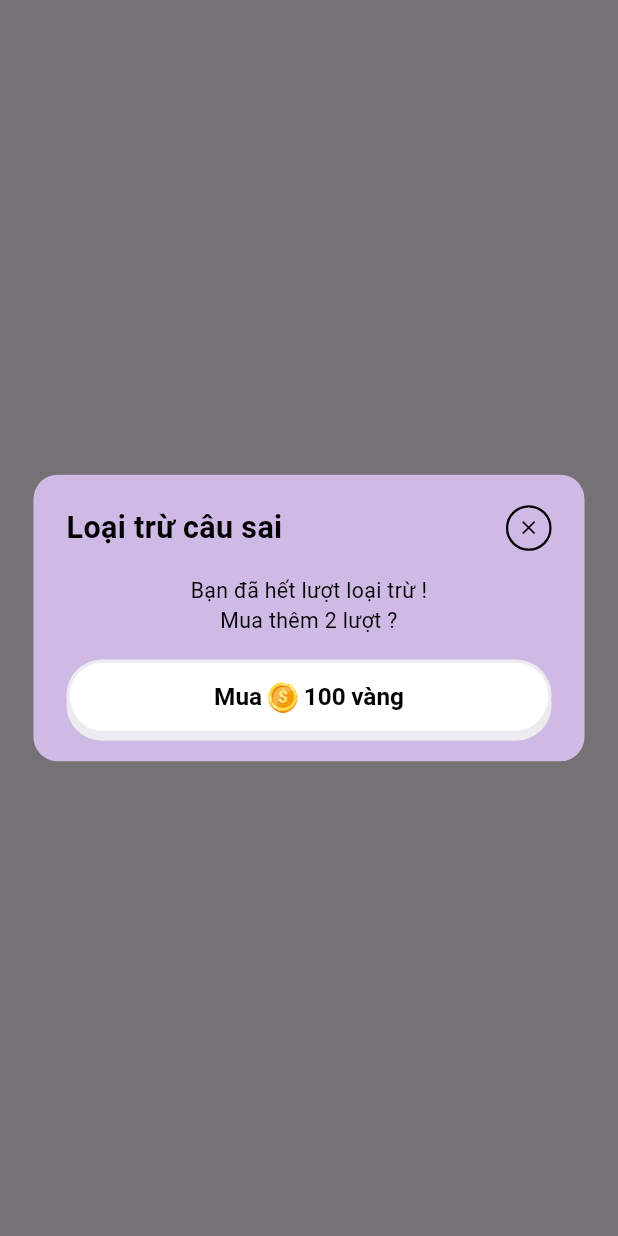
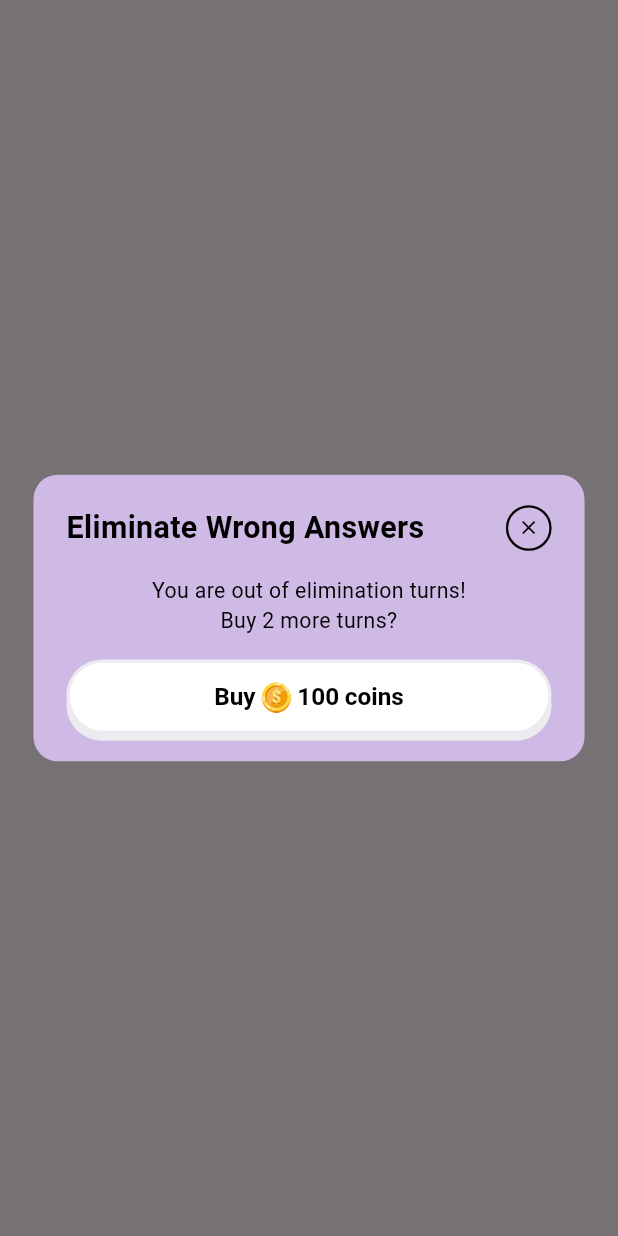
Before and after one commit to QuangAnhTr9s/quizz_app_with_level, a Flutter app: what showOutOfTurnsEliminateAnswer() shows on an empty page, opened directly with empty values, on a phone screen of 412 x 824 dp. Run offline on Flutter 3.47's test engine with Material 3 defaults, Android fonts, the light colour scheme and no system bars; our stand-ins replace cached_network_image, equatable, flutter_bloc, flutter_easyloading, flutter_screenutil, flutter_tts and 4 more; missing offline and left inert: in_app_purchase_android, in_app_purchase_storekit, page_flip_builder; accounts and stored records are empty.

Commit message:
change content of dialog to english

```diff
--- a/lib/feature/quizz/dialogs/dialog_services.dart
+++ b/lib/feature/quizz/dialogs/dialog_services.dart
@@ -24,8 +24,8 @@ class DialogService {
           ),
           insetPadding: REdgeInsets.symmetric(horizontal: 20.w),
           child: HeartContentDialog(
-            title: 'Loại trừ câu sai',
-            content: 'Bạn đã hết lượt loại trừ !\nMua thêm 2 lượt ?',
+            title: 'Eliminate Wrong Answers',
+            content: 'You are out of elimination turns!\nBuy 2 more turns?',
             price: 100,
             onTap: onTap,
           ),
@@ -49,8 +49,8 @@ class DialogService {
           ),
           insetPadding: REdgeInsets.symmetric(horizontal: 20.w),
           child: HeartContentDialog(
-            title: 'Đổi câu hỏi',
-            content: 'Bạn đã hết lượt đổi câu hỏi!\nMua thêm 2 lượt ?',
+            title: 'Change Question',
+            content: 'You are out of question change turns!\nBuy 2 more turns?',
             price: 100,
             onTap: onTap,
           ),
@@ -74,8 +74,8 @@ class DialogService {
           ),
           insetPadding: REdgeInsets.symmetric(horizontal: 20.w),
           child: HeartContentDialog(
-            title: 'Bạn còn 1 máu',
-            content: 'Bạn có muốn mua thêm 2 máu không ?',
+            title: 'You Have 1 Life Left',
+            content: 'Would you like to buy 2 more lives?',
             price: 100,
             onTap: onTap,
           ),
@@ -111,7 +111,7 @@ class DialogService {
                     mainAxisAlignment: MainAxisAlignment.spaceBetween,
                     children: [
                       Text(
-                        'Chúc mừng',
+                        'Congratulations',
                         textAlign: TextAlign.center,
                         style: TextStyle(
                           fontSize: 20.sp,
@@ -130,7 +130,7 @@ class DialogService {
                   Padding(
                     padding: EdgeInsets.symmetric(vertical: 16.sp),
                     child: Text(
-                      'Bạn đã trả lời đúng hết 20 câu hỏi',
+                      'You have correctly answered all 20 questions',
                       textAlign: TextAlign.center,
                       style: TextStyle(
                         fontSize: 14.sp,
@@ -148,7 +148,7 @@ class DialogService {
                     child: SizedBox(
                       width: double.maxFinite,
                       child: Text(
-                        'Chơi lại',
+                        'Play Again',
                         textAlign: TextAlign.center,
                         style: TextStyle(
                           fontSize: 16.sp,
@@ -158,9 +158,7 @@ class DialogService {
                       ),
                     ),
                   ),
-                  SizedBox(
-                    height: 16.h,
-                  ),
+                  SizedBox(height: 16.h),
                   ButtonWithBorder(
                     bgColor: Colors.white,
                     onTap: () {
@@ -170,7 +168,7 @@ class DialogService {
                     child: SizedBox(
                       width: double.maxFinite,
                       child: Text(
-                        'Màn hình chính',
+                        'Home Screen',
                         textAlign: TextAlign.center,
                         style: TextStyle(
                           fontSize: 16.sp,
@@ -217,7 +215,7 @@ class DialogService {
                     mainAxisAlignment: MainAxisAlignment.spaceBetween,
                     children: [
                       Text(
-                        'Bạn đã hết máu',
+                        'You are out of lives',
                         textAlign: TextAlign.center,
                         style: TextStyle(
                           fontSize: 20.sp,
@@ -231,7 +229,7 @@ class DialogService {
                   Padding(
                     padding: EdgeInsets.symmetric(vertical: 16.sp),
                     child: Text(
-                      'Bạn có muốn mua thêm 2 máu không?',
+                      'Would you like to buy 2 more lives?',
                       textAlign: TextAlign.center,
                       style: TextStyle(
                         fontSize: 14.sp,
@@ -258,9 +256,7 @@ class DialogService {
                             fontWeight: FontWeight.w600,
                           ),
                           children: [
-                            const TextSpan(
-                              text: 'Mua ',
-                            ),
+                            const TextSpan(text: 'Buy '),
                             WidgetSpan(
                               child: SizedBox(
                                 height: 20.sp,
@@ -268,19 +264,16 @@ class DialogService {
                                 child: Image.asset(
                                   'assets/dollar.png',
                                   fit: BoxFit.fill,
-                                  )),
                                 ),
-                            const TextSpan(
-                              text: ' 100 vàng',
                               ),
+                            ),
+                            const TextSpan(text: ' 100 coins'),
                           ],
                         ),
                       ),
                     ),
                   ),
-                  SizedBox(
-                    height: 16.h,
-                  ),
+                  SizedBox(height: 16.h),
                   ButtonWithBorder(
                     bgColor: Colors.white,
                     onTap: () {
@@ -290,7 +283,7 @@ class DialogService {
                     child: SizedBox(
                       width: double.maxFinite,
                       child: Text(
-                        'Chơi lại',
+                        'Play Again',
                         textAlign: TextAlign.center,
                         style: TextStyle(
                           fontSize: 16.sp,
@@ -300,9 +293,7 @@ class DialogService {
                       ),
                     ),
                   ),
-                  SizedBox(
-                    height: 16.h,
-                  ),
+                  SizedBox(height: 16.h),
                   ButtonWithBorder(
                     bgColor: Colors.white,
                     onTap: () {
@@ -312,7 +303,7 @@ class DialogService {
                     child: SizedBox(
                       width: double.maxFinite,
                       child: Text(
-                        'Màn hình chính',
+                        'Home Screen',
                         textAlign: TextAlign.center,
                         style: TextStyle(
                           fontSize: 16.sp,
@@ -411,9 +402,7 @@ class _HeartContentDialogState extends State<HeartContentDialog> {
                       fontWeight: FontWeight.w600,
                     ),
                     children: [
-                      const TextSpan(
-                        text: 'Mua ',
-                      ),
+                      const TextSpan(text: 'Buy '),
                       WidgetSpan(
                         child: SizedBox(
                           height: 20.sp,
@@ -421,11 +410,10 @@ class _HeartContentDialogState extends State<HeartContentDialog> {
                           child: Image.asset(
                             'assets/dollar.png',
                             fit: BoxFit.fill,
-                            )),
                           ),
-                      TextSpan(
-                        text: ' ${widget.price} vàng',
                         ),
+                      ),
+                      TextSpan(text: ' ${widget.price} coins'),
                     ],
                   ),
                 ),
```
Lines whose indentation alone changed are shown as unchanged.
